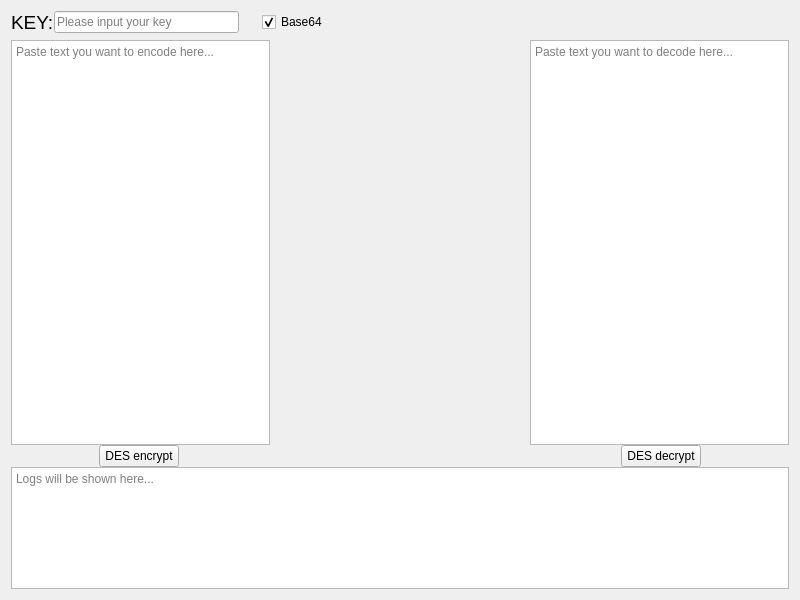
This is mainwindow.ui in 3014203030/DES-encode-decode-plugin-using-in-Qt as Qt 5 draws it before an edit. The edited form follows.
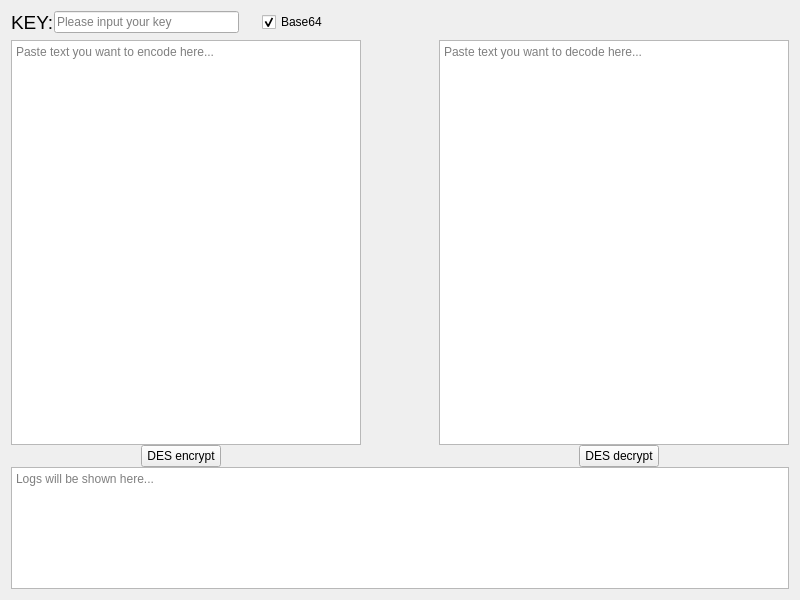
This is the edited form.

```diff
--- a/mainwindow.ui
+++ b/mainwindow.ui
@@ -93,7 +93,7 @@
          <number>0</number>
         </property>
         <item>
-         <layout class="QHBoxLayout" name="horizontalLayout">
+         <layout class="QHBoxLayout" name="horizontalLayout" stretch="18,4,18">
           <property name="spacing">
            <number>0</number>
           </property>
@@ -140,7 +140,7 @@
          </layout>
         </item>
         <item>
-         <layout class="QHBoxLayout" name="horizontalLayout_2" stretch="2,1,10,1,2">
+         <layout class="QHBoxLayout" name="horizontalLayout_2" stretch="4,1,11,1,4">
           <property name="spacing">
            <number>0</number>
           </property>
```
